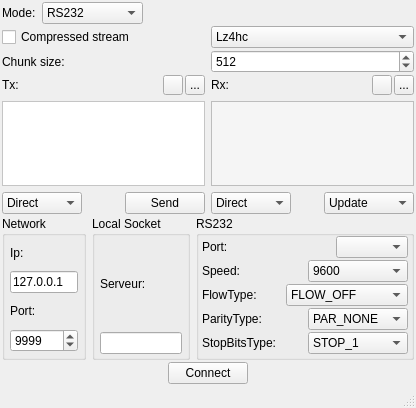
First picture: the form in client/MainWindow.ui, repository alphaonex86/debug-devel, before the edit.
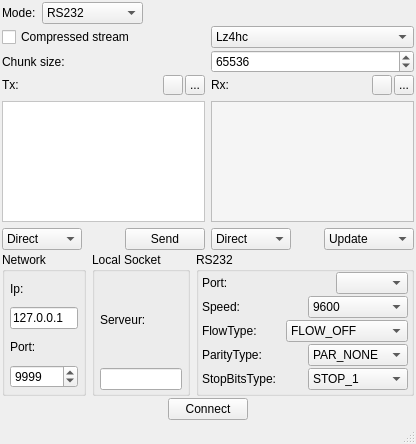
Second picture: the form after the edit. Icons and pictures are not drawn.

Diff of the .ui file:
```diff
--- a/client/MainWindow.ui
+++ b/client/MainWindow.ui
@@ -7,7 +7,7 @@
     <x>0</x>
     <y>0</y>
     <width>416</width>
-    <height>408</height>
+    <height>444</height>
    </rect>
   </property>
   <property name="windowTitle">
@@ -142,7 +142,7 @@
          <number>999999999</number>
         </property>
         <property name="value">
-         <number>512</number>
+         <number>65536</number>
         </property>
        </widget>
       </item>
```
